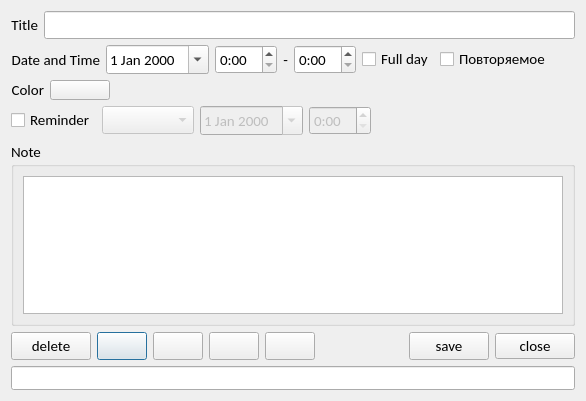
Before: the Qt Designer form event.ui in toCase/deskCalendar, drawn with Qt 5.
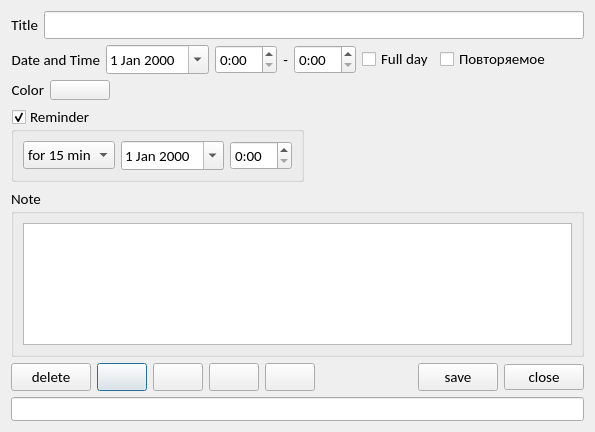
After: the same form once the commit is applied. Icons and pictures are not drawn.

Commit message:
reminder is done
Закончено напоминания

Diff of the .ui file:
```diff
--- a/event.ui
+++ b/event.ui
@@ -6,8 +6,8 @@
    <rect>
     <x>0</x>
     <y>0</y>
-    <width>586</width>
-    <height>401</height>
+    <width>595</width>
+    <height>432</height>
    </rect>
   </property>
   <property name="font">
@@ -19,7 +19,7 @@
   <property name="windowTitle">
    <string>Event</string>
   </property>
-  <layout class="QGridLayout" name="gridLayout_2">
+  <layout class="QGridLayout" name="gridLayout_3">
    <item row="0" column="0">
     <layout class="QVBoxLayout" name="verticalLayout">
      <item>
@@ -161,24 +161,26 @@
       </layout>
      </item>
      <item>
-      <layout class="QHBoxLayout" name="horizontalLayout_4">
+      <layout class="QHBoxLayout" name="horizontalLayout_6">
        <item>
-        <widget class="QCheckBox" name="checkBox_mes">
-         <property name="text">
+        <widget class="QGroupBox" name="groupBox_rem">
+         <property name="title">
           <string>Reminder</string>
          </property>
-        </widget>
-       </item>
+         <property name="checkable">
+          <bool>true</bool>
+         </property>
+         <property name="checked">
+          <bool>true</bool>
+         </property>
+         <layout class="QGridLayout" name="gridLayout_2">
+          <item row="0" column="0">
+           <layout class="QHBoxLayout" name="horizontalLayout_4">
        <item>
         <widget class="QComboBox" name="comboBox_rem">
          <property name="enabled">
-          <bool>false</bool>
-         </property>
-         <item>
-          <property name="text">
-           <string/>
-          </property>
-         </item>
+               <bool>true</bool>
+              </property>
          <item>
           <property name="text">
            <string>for 15 min</string>
@@ -209,7 +211,7 @@
        <item>
         <widget class="QDateEdit" name="dateEdit_rem">
          <property name="enabled">
-          <bool>false</bool>
+               <bool>true</bool>
          </property>
          <property name="calendarPopup">
           <bool>true</bool>
@@ -219,11 +221,16 @@
        <item>
         <widget class="QTimeEdit" name="timeEdit_rem">
          <property name="enabled">
-          <bool>false</bool>
+               <bool>true</bool>
          </property>
          <property name="displayFormat">
           <string>H:mm</string>
          </property>
+             </widget>
+            </item>
+           </layout>
+          </item>
+         </layout>
         </widget>
        </item>
        <item>
```
Lines whose indentation alone changed are shown as unchanged. The commit also changes 2 other files.
